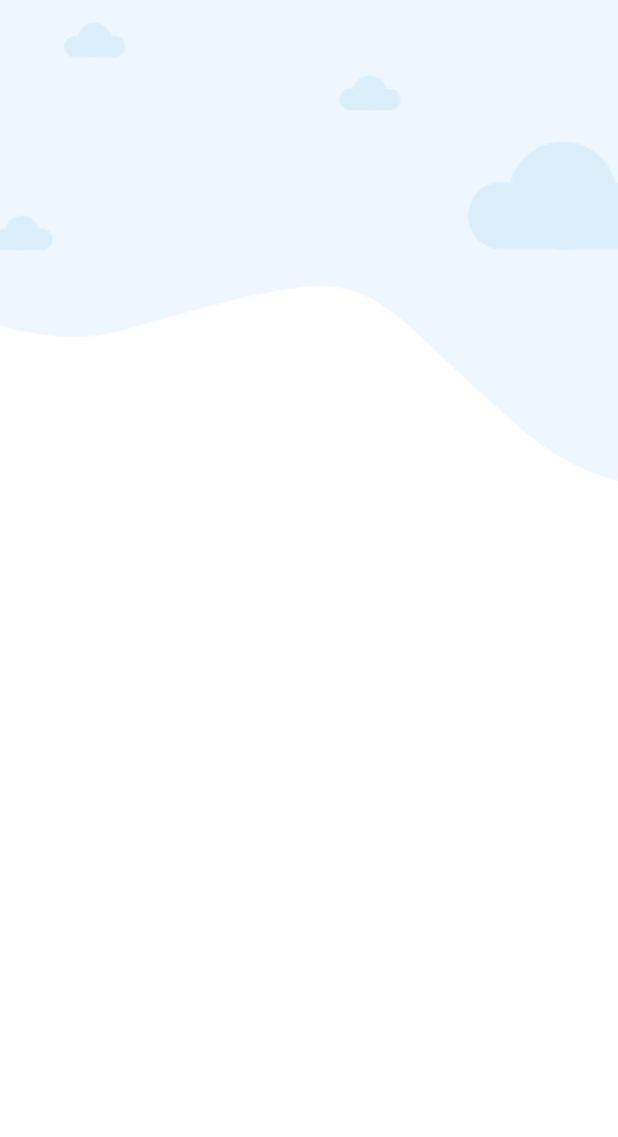
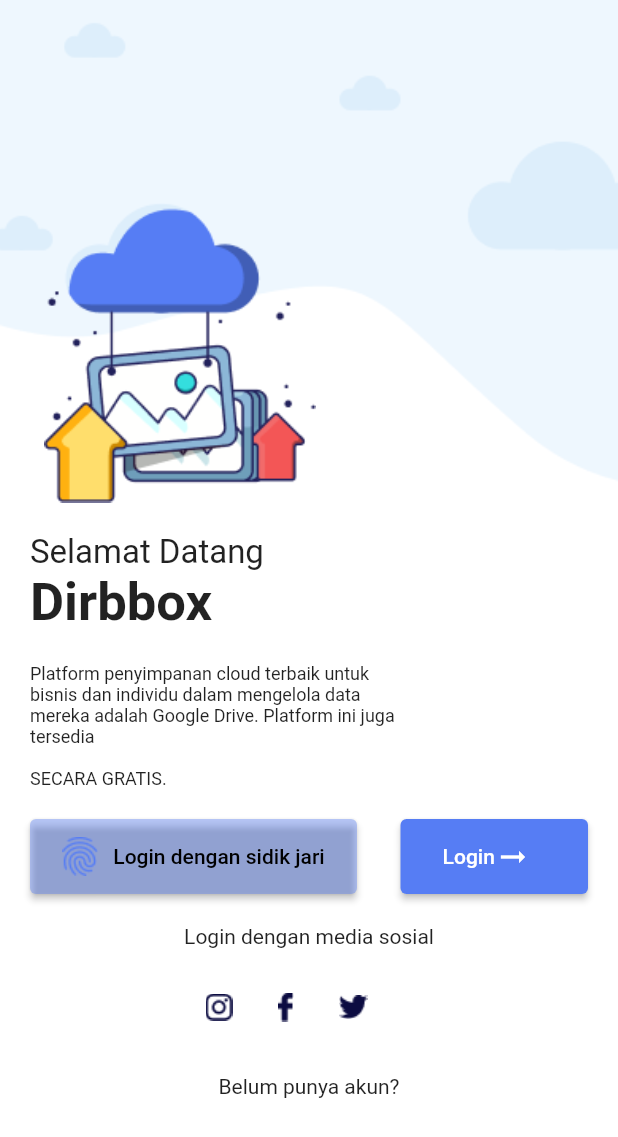
Before and after one commit to novalsh/coba-flutter, a Flutter app: the screen it shows after launch, on a phone screen of 412 x 824 dp. Shown: the top 1137 px of the screen. Run offline on Flutter 3.47's test engine with Material 2 defaults, Android fonts, the phone set to English and light mode, and no system bars; our stand-ins replace get.

Commit message:
login screen

```diff
--- a/lib/app/modules/login/views/login_view.dart
+++ b/lib/app/modules/login/views/login_view.dart
@@ -10,11 +10,132 @@ class LoginView extends GetView<LoginController> {
   Widget build(BuildContext context) {
     return Scaffold(
         backgroundColor: Colors.white,
-        body: Container(
-            width: Get.width,
-            child: Image.asset(
-              'assets/image/bg.png',
-              fit: BoxFit.cover,
-            )));
+        body: Stack(
+          children: [
+            //background
+            Container(
+                width: Get.width,
+                child: Image.asset(
+                  'assets/image/bg.png',
+                  fit: BoxFit.cover,
+                )),
+            //layer body
+            Padding(
+              padding: const EdgeInsets.symmetric(horizontal: 20),
+              child: Column(
+                crossAxisAlignment: CrossAxisAlignment.start,
+                children: [
+                  SizedBox(
+                    height: 135,
+                  ),
+                  Container(
+                      width: 200,
+                      height: 200,
+                      child: Image.asset(
+                        'assets/image/gam-1.png',
+                        fit: BoxFit.contain,
+                      )),
+                  SizedBox(
+                    height: 20,
+                  ),
+                  Text(
+                    "Selamat Datang",
+                    style: TextStyle(fontSize: 22),
+                  ),
+                  Text("Dirbbox",
+                      style:
+                          TextStyle(fontSize: 35, fontWeight: FontWeight.bold)),
+                  SizedBox(
+                    height: 20,
+                  ),
+                  Container(
+                    width: 250,
+                    child: Text(
+                        "Platform penyimpanan cloud terbaik untuk bisnis dan individu dalam mengelola data mereka adalah Google Drive. Platform ini juga tersedia\n\nSECARA GRATIS.",
+                        style: TextStyle(fontSize: 12)),
+                  ),
+                  SizedBox(
+                    height: 20,
+                  ),
+                  Row(
+                    mainAxisAlignment: MainAxisAlignment.spaceBetween,
+                    children: [
+                      ElevatedButton(
+                        onPressed: () {},
+                        child: Row(
+                          mainAxisAlignment: MainAxisAlignment.center,
+                          children: [
+                            Image.asset("assets/image/jari.png"),
+                            SizedBox(
+                              width: 10,
+                            ),
+                            Text(
+                              "Login dengan sidik jari",
+                              style: TextStyle(color: Colors.black),
+                            ),
+                          ],
+                        ),
+                        style: ElevatedButton.styleFrom(
+                            primary: Color(0xFF567DF4).withOpacity(0.4),
+                            fixedSize: Size(218, 50)),
+                      ),
+                      ElevatedButton(
+                        onPressed: () {},
+                        child: Row(
+                          mainAxisAlignment: MainAxisAlignment.center,
+                          children: [
+                            Text(
+                              "Login",
+                              style: TextStyle(color: Colors.white),
+                            ),
+                            Icon(Icons.arrow_right_alt_sharp),
+                            SizedBox(
+                              width: 10,
+                            ),
+                          ],
+                        ),
+                        style: ElevatedButton.styleFrom(
+                            primary: Color(0xFF567DF4),
+                            fixedSize: Size(125, 50)),
+                      ),
+                    ],
+                  ),
+                  SizedBox(
+                    height: 20,
+                  ),
+                  Center(
+                    child: Text("Login dengan media sosial"),
+                  ),
+                  SizedBox(
+                    height: 30,
+                  ),
+                  Row(
+                    mainAxisAlignment: MainAxisAlignment.center,
+                    children: [
+                      Image.asset("assets/image/ig.png"),
+                      SizedBox(
+                        width: 30,
+                      ),
+                      Image.asset("assets/image/fb.png"),
+                      SizedBox(
+                        width: 30,
+                      ),
+                      Image.asset("assets/image/tw.png"),
+                      SizedBox(
+                        width: 30,
+                      )
+                    ],
+                  ),
+                  SizedBox(
+                    height: 35,
+                  ),
+                  Center(
+                    child: Text("Belum punya akun?"),
+                  ),
+                ],
+              ),
+            )
+          ],
+        ));
   }
 }
```
Also changed, not shown: assets/image/fb.png (added), assets/image/gam-1.png (added), assets/image/ig.png (added), assets/image/jari.png (added), assets/image/tw.png (added).
